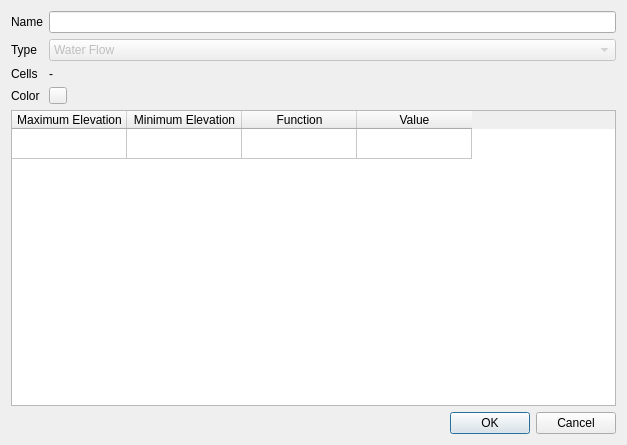
First picture: the form in src/ui/vertical_integrated_boundary_condition_dialog.ui, repository IPH-ECO/iph-eco-gui, before the edit.
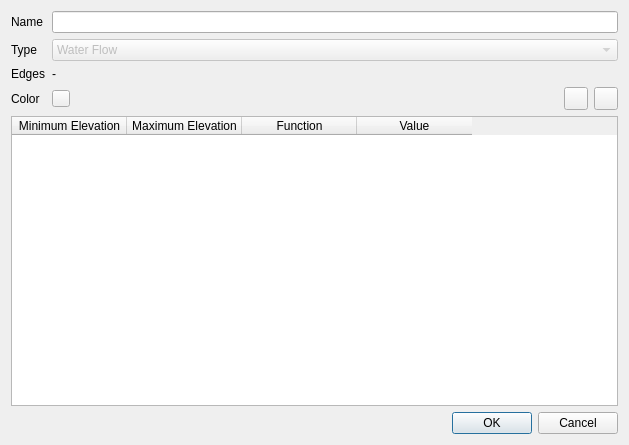
Second picture: the form after the edit. Icons and pictures are not drawn.

Commit message: Vertical and non-vertical integrated boundary conditions

Diff of the .ui file:
```diff
--- a/src/ui/vertical_integrated_boundary_condition_dialog.ui
+++ b/src/ui/vertical_integrated_boundary_condition_dialog.ui
@@ -6,7 +6,7 @@
    <rect>
     <x>0</x>
     <y>0</y>
-    <width>627</width>
+    <width>629</width>
     <height>445</height>
    </rect>
   </property>
@@ -14,90 +14,38 @@
    <string>Vertical Integrated Boundary Condition</string>
   </property>
   <layout class="QGridLayout" name="gridLayout">
-   <item row="3" column="1">
-    <widget class="QToolButton" name="btnCellColor">
-     <property name="text">
-      <string/>
-     </property>
-     <property name="iconSize">
-      <size>
-       <width>10</width>
-       <height>10</height>
-      </size>
-     </property>
-    </widget>
+   <item row="0" column="1">
+    <widget class="QLineEdit" name="edtName"/>
    </item>
-   <item row="4" column="0" colspan="2">
-    <widget class="QTableWidget" name="tblRanges">
-     <property name="alternatingRowColors">
-      <bool>true</bool>
-     </property>
-     <attribute name="horizontalHeaderCascadingSectionResizes">
-      <bool>true</bool>
-     </attribute>
-     <attribute name="horizontalHeaderDefaultSectionSize">
-      <number>115</number>
-     </attribute>
-     <attribute name="verticalHeaderVisible">
-      <bool>false</bool>
-     </attribute>
-     <row>
-      <property name="text">
-       <string/>
-      </property>
-     </row>
-     <column>
-      <property name="text">
-       <string>Maximum Elevation</string>
-      </property>
-     </column>
-     <column>
-      <property name="text">
-       <string>Minimum Elevation</string>
-      </property>
-     </column>
-     <column>
-      <property name="text">
-       <string>Function</string>
-      </property>
-     </column>
-     <column>
-      <property name="text">
-       <string>Value</string>
-      </property>
-     </column>
-     <item row="0" column="0">
-      <property name="text">
-       <string/>
-      </property>
-     </item>
-    </widget>
-   </item>
-   <item row="3" column="0">
+   <item row="4" column="0">
     <widget class="QLabel" name="label">
      <property name="text">
       <string>Color</string>
      </property>
     </widget>
    </item>
-   <item row="1" column="0">
+   <item row="2" column="0">
     <widget class="QLabel" name="label_3">
      <property name="text">
       <string>Type</string>
      </property>
     </widget>
    </item>
-   <item row="5" column="0" colspan="2">
-    <widget class="QDialogButtonBox" name="buttonBox">
-     <property name="orientation">
-      <enum>Qt::Horizontal</enum>
+   <item row="3" column="0">
+    <widget class="QLabel" name="lblElementLabel">
+     <property name="text">
+      <string>Edges</string>
      </property>
-     <property name="standardButtons">
-      <set>QDialogButtonBox::Cancel|QDialogButtonBox::Ok</set>
+    </widget>
+   </item>
+   <item row="0" column="0">
+    <widget class="QLabel" name="label_5">
+     <property name="text">
+      <string>Name</string>
      </property>
     </widget>
    </item>
-   <item row="1" column="1">
+   <item row="2" column="1">
     <widget class="QComboBox" name="cbxType">
      <property name="enabled">
       <bool>false</bool>
@@ -112,14 +60,7 @@
      </item>
     </widget>
    </item>
-   <item row="2" column="0">
-    <widget class="QLabel" name="lblElementLabel">
-     <property name="text">
-      <string>Cells</string>
-     </property>
-    </widget>
-   </item>
-   <item row="2" column="1">
+   <item row="3" column="1">
     <widget class="QLabel" name="lblElementIds">
      <property name="sizePolicy">
       <sizepolicy hsizetype="Fixed" vsizetype="Preferred">
@@ -132,13 +73,107 @@
      </property>
     </widget>
    </item>
-   <item row="0" column="1">
-    <widget class="QLineEdit" name="edtName"/>
+   <item row="4" column="1">
+    <layout class="QHBoxLayout" name="horizontalLayout">
+     <item>
+      <widget class="QToolButton" name="btnCellColor">
+       <property name="text">
+        <string/>
+       </property>
+       <property name="iconSize">
+        <size>
+         <width>10</width>
+         <height>10</height>
+        </size>
+       </property>
+      </widget>
+     </item>
+     <item>
+      <spacer name="horizontalSpacer">
+       <property name="orientation">
+        <enum>Qt::Horizontal</enum>
+       </property>
+       <property name="sizeHint" stdset="0">
+        <size>
+         <width>40</width>
+         <height>20</height>
+        </size>
+       </property>
+      </spacer>
+     </item>
+     <item>
+      <widget class="QToolButton" name="btnAddRange">
+       <property name="toolTip">
+        <string>Add range</string>
+       </property>
+       <property name="text">
+        <string/>
+       </property>
+       <property name="icon">
+        <iconset resource="../../resources/resources.qrc">
+         <normaloff>:/icons/list-add.png</normaloff>:/icons/list-add.png</iconset>
+       </property>
+      </widget>
+     </item>
+     <item>
+      <widget class="QToolButton" name="btnRemoveRange">
+       <property name="toolTip">
+        <string>Remove selected range</string>
+       </property>
+       <property name="text">
+        <string/>
+       </property>
+       <property name="icon">
+        <iconset resource="../../resources/resources.qrc">
+         <normaloff>:/icons/list-delete.png</normaloff>:/icons/list-delete.png</iconset>
+       </property>
+      </widget>
+     </item>
+    </layout>
    </item>
-   <item row="0" column="0">
-    <widget class="QLabel" name="label_5">
-     <property name="text">
-      <string>Name</string>
+   <item row="5" column="0" colspan="2">
+    <widget class="QTableWidget" name="tblRanges">
+     <property name="alternatingRowColors">
+      <bool>true</bool>
+     </property>
+     <attribute name="horizontalHeaderCascadingSectionResizes">
+      <bool>true</bool>
+     </attribute>
+     <attribute name="horizontalHeaderDefaultSectionSize">
+      <number>115</number>
+     </attribute>
+     <attribute name="verticalHeaderVisible">
+      <bool>false</bool>
+     </attribute>
+     <column>
+      <property name="text">
+       <string>Minimum Elevation</string>
+      </property>
+     </column>
+     <column>
+      <property name="text">
+       <string>Maximum Elevation</string>
+      </property>
+     </column>
+     <column>
+      <property name="text">
+       <string>Function</string>
+      </property>
+     </column>
+     <column>
+      <property name="text">
+       <string>Value</string>
+      </property>
+     </column>
+    </widget>
+   </item>
+   <item row="7" column="0" colspan="2">
+    <widget class="QDialogButtonBox" name="buttonBox">
+     <property name="orientation">
+      <enum>Qt::Horizontal</enum>
+     </property>
+     <property name="standardButtons">
+      <set>QDialogButtonBox::Cancel|QDialogButtonBox::Ok</set>
      </property>
     </widget>
    </item>
```
Left out of the diff: 12 changed lines with no effect on the pictures. The commit also changes 27 other files.
